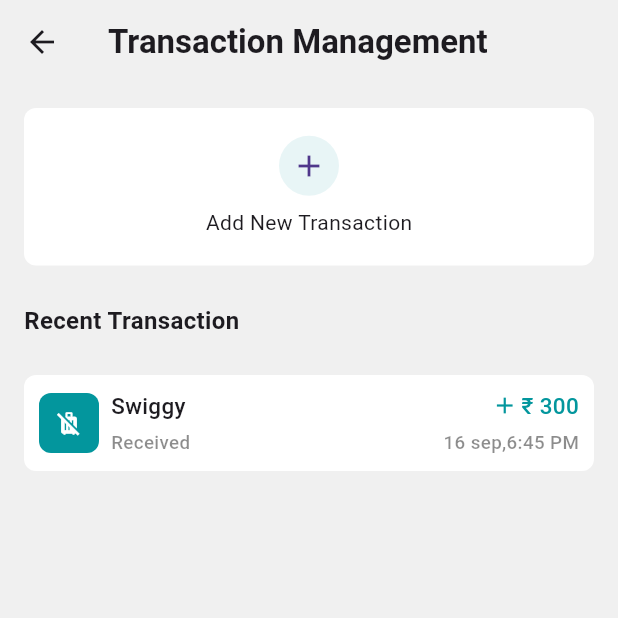
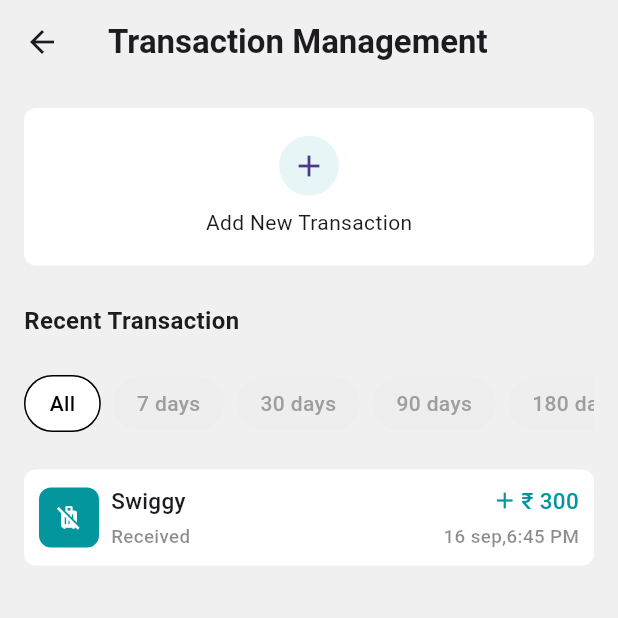
Before and after one commit to Arjun256900/goal-syncorb, a Flutter app: the TransactionScreen screen opened directly, on a phone screen of 412 x 824 dp, the top half of it. Run offline on Flutter 3.47's test engine with Material 3 defaults, Android fonts, the phone set to English and light mode, and no system bars; our stand-ins replace dotted_border, file_picker, flutter_bloc.

Commit message:
arjun: UI cleanup

```diff
--- a/lib/screens/transaction_screen.dart
+++ b/lib/screens/transaction_screen.dart
@@ -1,6 +1,7 @@
 import 'package:flutter/material.dart';
 import 'package:goal/widgets/add_container.dart';
 import 'package:goal/widgets/transaction_card.dart';
+import 'package:goal/widgets/transaction_time_frame.dart';
 
 class TransactionScreen extends StatelessWidget {
   const TransactionScreen({super.key});
@@ -20,16 +21,14 @@ class TransactionScreen extends StatelessWidget {
         child: Column(
           crossAxisAlignment: CrossAxisAlignment.start,
           children: [
-            AddContainer(
-              subtext: "Add New Transaction",
-              isGoal: false,
-
-            ),
+            AddContainer(subtext: "Add New Transaction", isGoal: false),
             const SizedBox(height: 25),
             Text(
               "Recent Transaction",
               style: TextStyle(fontSize: 16, fontWeight: FontWeight.w600),
             ),
+            const SizedBox(height: 25),
+            TransactionTimeFrame(),
             const SizedBox(height: 25),
             TransactionCard(
               amount: "300",
--- /dev/null
+++ b/lib/widgets/transaction_time_frame.dart
@@ -0,0 +1,58 @@
+import 'package:flutter/material.dart';
+
+class TransactionTimeFrame extends StatefulWidget {
+  const TransactionTimeFrame({super.key});
+
+  @override
+  State<TransactionTimeFrame> createState() => _TransactionTimeFrameState();
+}
+
+class _TransactionTimeFrameState extends State<TransactionTimeFrame> {
+  @override
+  Widget build(BuildContext context) {
+    final List<String> filters = [
+      'All',
+      '7 days',
+      '30 days',
+      '90 days',
+      '180 days',
+    ];
+    String selected = 'All';
+    return SingleChildScrollView(
+      scrollDirection: Axis.horizontal,
+      child: Row(
+        children: filters.map((filter) {
+          final bool isSelected = selected == filter;
+          return Padding(
+            padding: const EdgeInsets.only(right: 8.0),
+            child: GestureDetector(
+              onTap: () {
+                setState(() {
+                  selected = filter;
+                });
+              },
+              child: Container(
+                padding: const EdgeInsets.symmetric(
+                  horizontal: 16,
+                  vertical: 8,
+                ),
+                decoration: BoxDecoration(
+                  color: isSelected ? Colors.white : Colors.grey.shade200,
+                  borderRadius: BorderRadius.circular(20),
+                  border: isSelected ? Border.all(color: Colors.black) : null,
+                ),
+                child: Text(
+                  filter,
+                  style: TextStyle(
+                    color: isSelected ? Colors.black : Colors.grey,
+                    fontWeight: FontWeight.w500,
+                  ),
+                ),
+              ),
+            ),
+          );
+        }).toList(),
+      ),
+    );
+  }
+}
```
